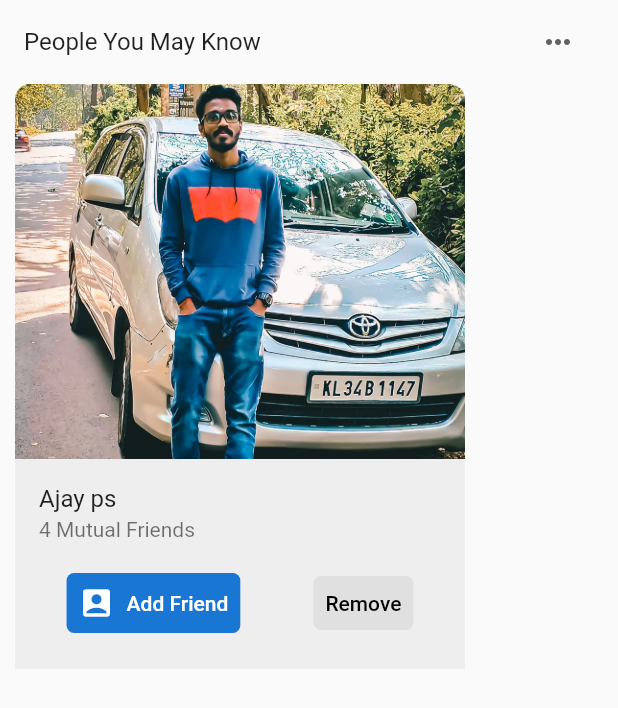
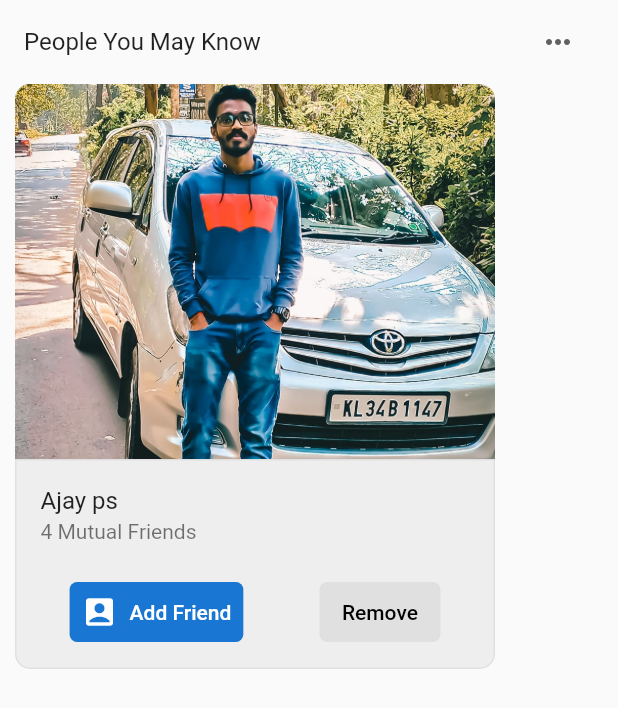
Before and after one commit to ajaypalamkunnel/facebook, a Flutter app: the SuggestionSection widget shown alone on an empty page, opened directly, on a phone screen of 412 x 824 dp. Shown: the top 708 px of the screen. Run offline on Flutter 3.47's test engine with Material 2 defaults, Android fonts, the light colour scheme and no system bars.

Commit message:
one suggestion card completed not dynamic

```diff
--- a/lib/widgets/suggestiion_section.dart
+++ b/lib/widgets/suggestiion_section.dart
@@ -10,7 +10,7 @@ class SuggestionSection extends StatelessWidget {
   @override
   Widget build(BuildContext context) {
     return Container(
-      height: 450,
+      height: 445,
       child: Column(children: [
         ListTile(
           title: Text(
@@ -29,9 +29,7 @@ class SuggestionSection extends StatelessWidget {
           height: 390,
           child: ListView(
             scrollDirection: Axis.horizontal,
-            children: [
-              SuggestionCard()
-            ],
+            children: [SuggestionCard()],
           ),
         )
       ]),
--- a/lib/widgets/suggestion_card.dart
+++ b/lib/widgets/suggestion_card.dart
@@ -7,7 +7,7 @@ class SuggestionCard extends StatelessWidget {
   @override
   Widget build(BuildContext context) {
     return Container(
-      width: 300,
+      width: 320,
       margin: EdgeInsets.only(
         left: 10,
         right: 10,
@@ -27,13 +27,21 @@ class SuggestionCard extends StatelessWidget {
         right: 0,
         left: 0,
         child: Container(
+          decoration: BoxDecoration(
+              color: Colors.grey.shade200,
+              border: Border.all(color: Colors.grey.shade300, width: 1),
+              borderRadius: BorderRadius.only(
+                  bottomLeft: Radius.circular(10),
+                  bottomRight: Radius.circular(10))),
           height: 140,
-          color: Colors.grey[200],
           child: Column(
             children: [
               ListTile(
                 title: Text("Ajay ps"),
                 subtitle: Text("4 Mutual Friends"),
+              ),
+              SizedBox(
+                height: 5,
               ),
               Container(
                 padding: EdgeInsets.only(
@@ -83,6 +91,7 @@ class SuggestionCard extends StatelessWidget {
   Widget removebutton() {
     return TextButton(
         style: TextButton.styleFrom(
+          minimumSize: Size(60, 40),
           backgroundColor: Colors.grey[300],
           shape: const RoundedRectangleBorder(
             borderRadius: BorderRadius.all(
@@ -92,7 +101,7 @@ class SuggestionCard extends StatelessWidget {
         ),
         onPressed: () {},
         child: const Text(
-          "Remove",
+          "  Remove  ",
           style: TextStyle(color: Colors.black),
         ));
   }
```
